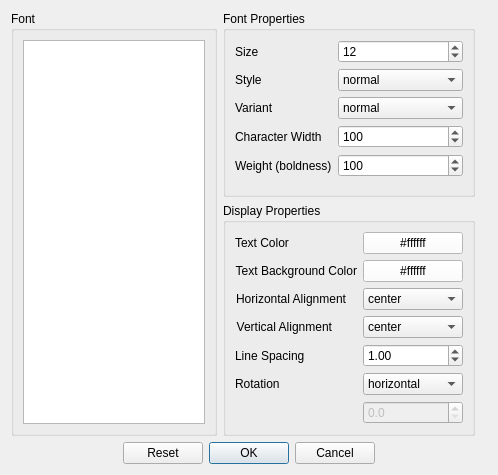
The window that ui/Ui_TextOptionsDialog.ui (bbreslauer/PySciPlot) describes before a commit, drawn with Qt 5.
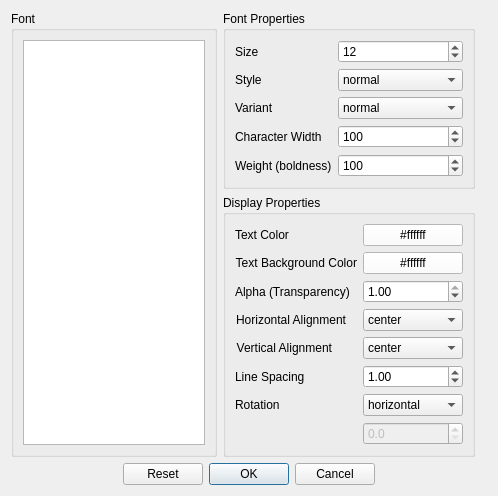
The same window after the commit. Custom widgets are drawn as their Qt base class.

Commit message: Many minor ui improvements. Removed configparser completely, started on color alphas, but that is not complete yet.

What changed in the file:
```diff
--- a/ui/Ui_TextOptionsDialog.ui
+++ b/ui/Ui_TextOptionsDialog.ui
@@ -112,7 +112,7 @@
         </property>
        </widget>
       </item>
-      <item row="2" column="0">
+      <item row="3" column="0">
        <widget class="QLabel" name="label_8">
         <property name="minimumSize">
          <size>
@@ -128,7 +128,7 @@
         </property>
        </widget>
       </item>
-      <item row="2" column="1">
+      <item row="3" column="1">
        <widget class="QComboBox" name="horizontalalignment">
         <property name="minimumSize">
          <size>
@@ -153,7 +153,7 @@
         </item>
        </widget>
       </item>
-      <item row="3" column="0">
+      <item row="4" column="0">
        <widget class="QLabel" name="label_9">
         <property name="minimumSize">
          <size>
@@ -169,7 +169,7 @@
         </property>
        </widget>
       </item>
-      <item row="3" column="1">
+      <item row="4" column="1">
        <widget class="QComboBox" name="verticalalignment">
         <property name="minimumSize">
          <size>
@@ -199,14 +199,14 @@
         </item>
        </widget>
       </item>
-      <item row="4" column="0">
+      <item row="5" column="0">
        <widget class="QLabel" name="label_10">
         <property name="text">
          <string>Line Spacing</string>
         </property>
        </widget>
       </item>
-      <item row="4" column="1">
+      <item row="5" column="1">
        <widget class="QDoubleSpinBox" name="linespacing">
         <property name="singleStep">
          <double>0.200000000000000</double>
@@ -216,14 +216,14 @@
         </property>
        </widget>
       </item>
-      <item row="5" column="0">
+      <item row="6" column="0">
        <widget class="QLabel" name="label_11">
         <property name="text">
          <string>Rotation</string>
         </property>
        </widget>
       </item>
-      <item row="5" column="1">
+      <item row="6" column="1">
        <widget class="QComboBox" name="rotation">
         <property name="minimumSize">
          <size>
@@ -248,7 +248,7 @@
         </item>
        </widget>
       </item>
-      <item row="6" column="1">
+      <item row="7" column="1">
        <widget class="QDoubleSpinBox" name="rotationCustom">
         <property name="enabled">
          <bool>false</bool>
@@ -261,6 +261,26 @@
         </property>
        </widget>
       </item>
+      <item row="2" column="0">
+       <widget class="QLabel" name="label_12">
+        <property name="text">
+         <string>Alpha (Transparency)</string>
+        </property>
+       </widget>
+      </item>
+      <item row="2" column="1">
+       <widget class="QDoubleSpinBox" name="alpha">
+        <property name="maximum">
+         <double>1.000000000000000</double>
+        </property>
+        <property name="singleStep">
+         <double>0.100000000000000</double>
+        </property>
+        <property name="value">
+         <double>1.000000000000000</double>
+        </property>
+       </widget>
+      </item>
      </layout>
     </widget>
    </item>
```
The commit also changes 5 other files.
